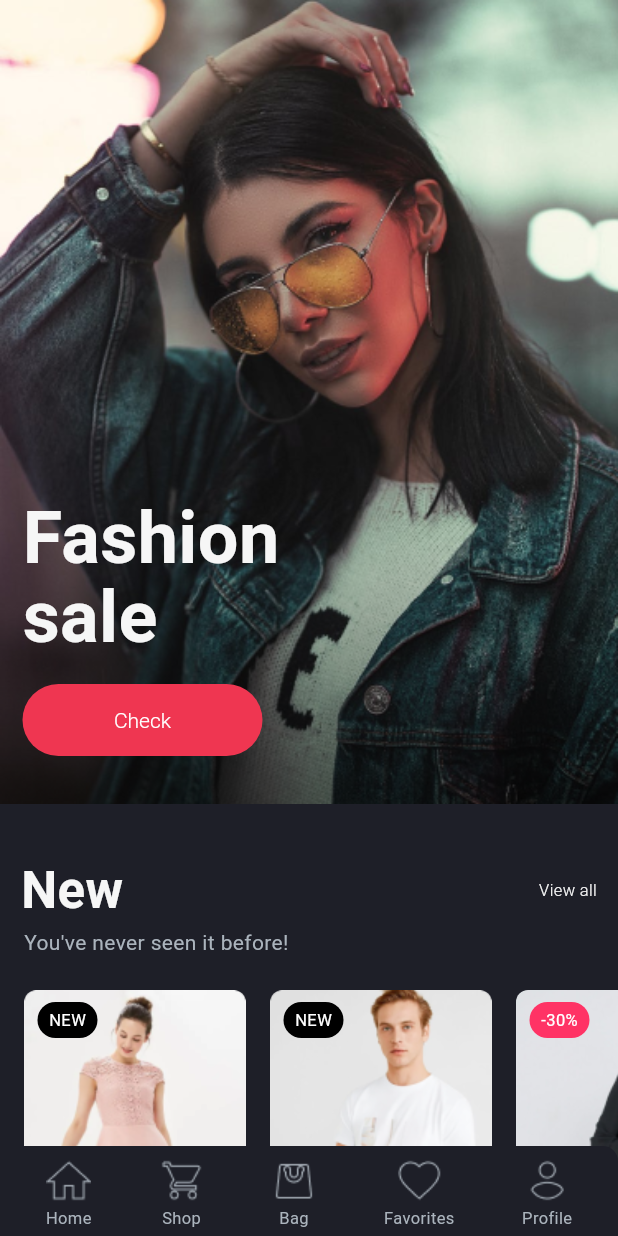
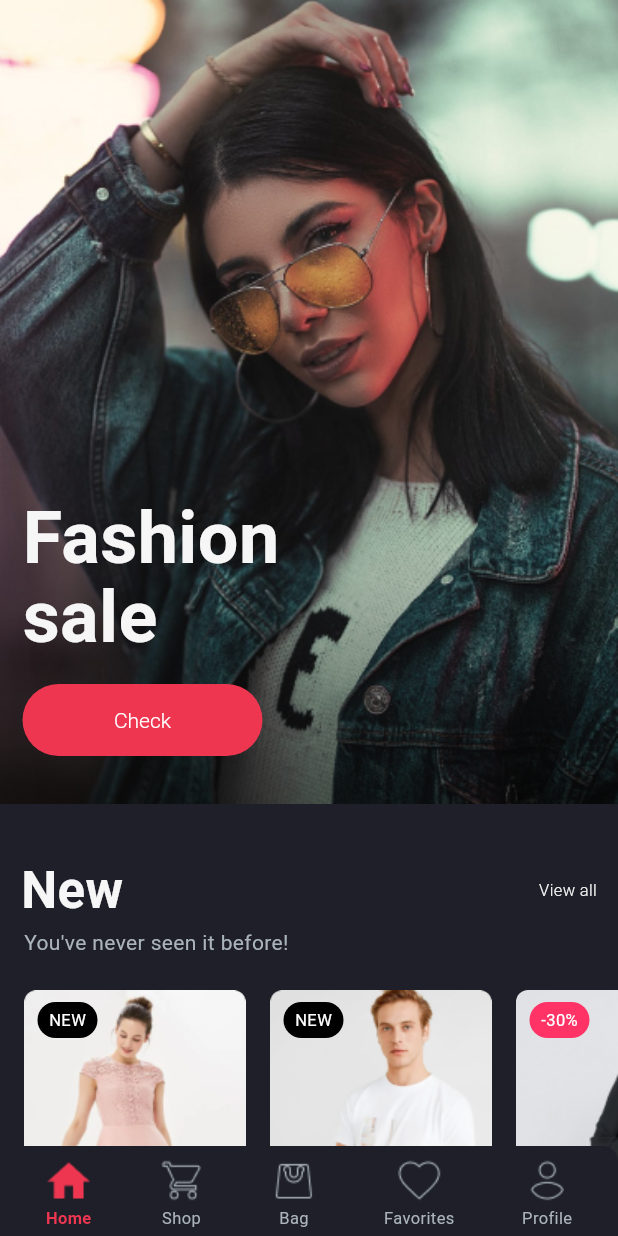
Before and after one commit to kchasiotis/portofolio_e_commerce, a Flutter app: the Home screen opened by its route, on a phone screen of 412 x 824 dp. Run offline on Flutter 3.47's test engine with Material 3 defaults, Android fonts, the phone set to English and light mode, and no system bars.

Commit message:
Implements active/inactive icon state

```diff
--- a/lib/pages/home_screen/home.dart
+++ b/lib/pages/home_screen/home.dart
@@ -4,20 +4,37 @@ import 'package:portofolio_e_commerce/pages/product_card/product_card.dart';
 import '../../models/Product.dart';
 import '../../widgets/headers.dart';
 
-
 class MenuItem extends StatelessWidget {
-  const MenuItem({super.key, required this.icon, required this.title});
+  const MenuItem(
+      {super.key, required this.icon, required this.title, this.active});
 
   final String icon;
   final String title;
+  final bool? active;
 
   @override
   Widget build(BuildContext context) {
+    String assetName = icon;
+    assetName += active == true ? '_activated' : '_inactive';
+    assetName += '.png';
+
+    Widget TextWidget;
+    if (active == true) {
+      TextWidget = Text(title,
+            style: TextStyle(
+                fontSize: 11,
+                color: const Color(0xFFEF3651),
+                fontWeight: FontWeight.w600));
+    } else {
+      TextWidget = Text(title,
+            style: TextStyle(fontSize: 11, color: const Color(0xffABB4BD)));
+    }
+
     return Column(
       children: [
-        Image.asset('assets/tab_bar/$icon', width: 30, height: 30),
+        Image.asset('assets/tab_bar/$assetName', width: 30, height: 30),
         const SizedBox(height: 2),
-        Text(title, style: const TextStyle(fontSize: 11, color: Color(0xffABB4BD)))
+        TextWidget
       ],
     );
   }
@@ -145,7 +162,7 @@ class Home extends StatelessWidget {
                       ],
                     )),
               ),
-              const SizedBox(height: 16),
+              const SizedBox(height: 96),
             ],
           )
         ],
@@ -154,7 +171,7 @@ class Home extends StatelessWidget {
           child: Container(
               height: 60,
               padding: const EdgeInsets.only(top: 8),
-              decoration:  BoxDecoration(
+              decoration: BoxDecoration(
                   color: Color(0xff1E1F28),
                   borderRadius: BorderRadius.only(
                       topLeft: Radius.circular(10),
@@ -163,19 +180,24 @@ class Home extends StatelessWidget {
                   mainAxisAlignment: MainAxisAlignment.spaceBetween,
                   children: [
                     SizedBox(width: 16),
-                    MenuItem(icon: 'home_inactive.png', title: 'Home'),
+                    // home
+                    MenuItem(
+                      icon: 'home',
+                      title: 'Home',
+                      active: true,
+                    ),
                     SizedBox(width: 16),
-                    // shop_inactive
-                    MenuItem(icon: 'shop_inactive.png', title: 'Shop'),
+                    // shop
+                    MenuItem(icon: 'shop', title: 'Shop'),
                     SizedBox(width: 16),
-                    // bag_inactive
-                    MenuItem(icon: 'bag_inactive.png', title: 'Bag'),
+                    // bag
+                    MenuItem(icon: 'bag', title: 'Bag'),
                     SizedBox(width: 16),
-                    // favorites_inactive
-                    MenuItem(icon: 'favorites_inactive.png', title: 'Favorites'),
+                    // favorites
+                    MenuItem(icon: 'favorites', title: 'Favorites'),
                     SizedBox(width: 16),
-                    // profile_inactive
-                    MenuItem(icon: 'profile_inactive.png', title: 'Profile'),
+                    // profile
+                    MenuItem(icon: 'profile', title: 'Profile'),
                     SizedBox(width: 16),
                   ]))),
       extendBody: true, // very important as noted
```
